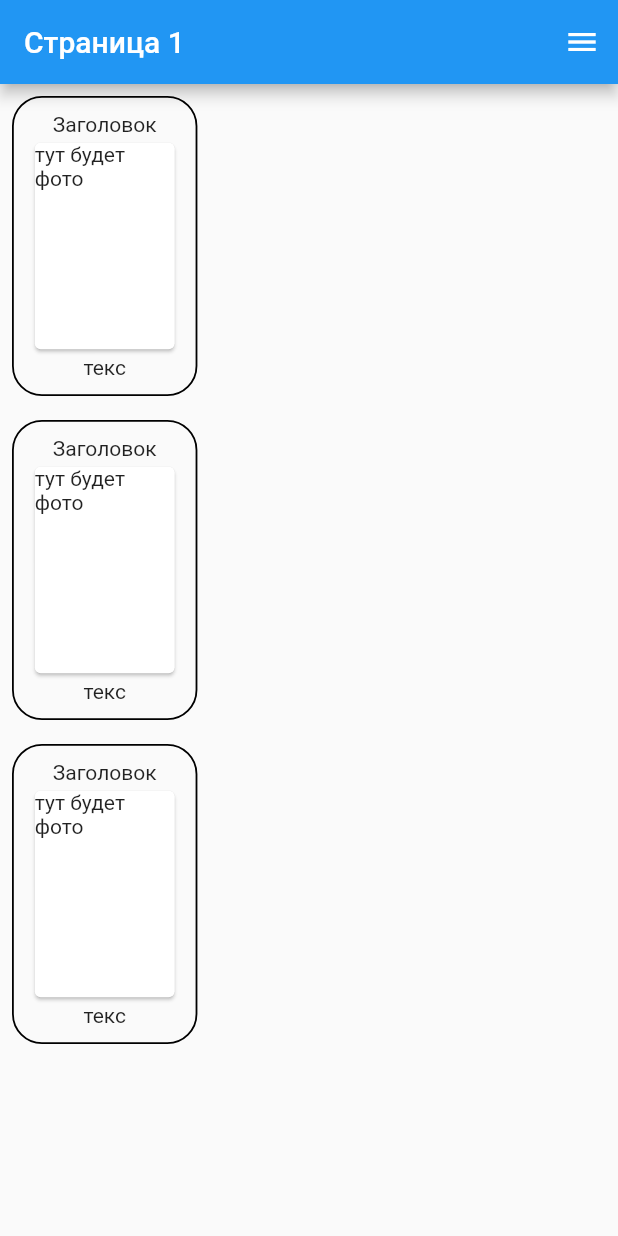
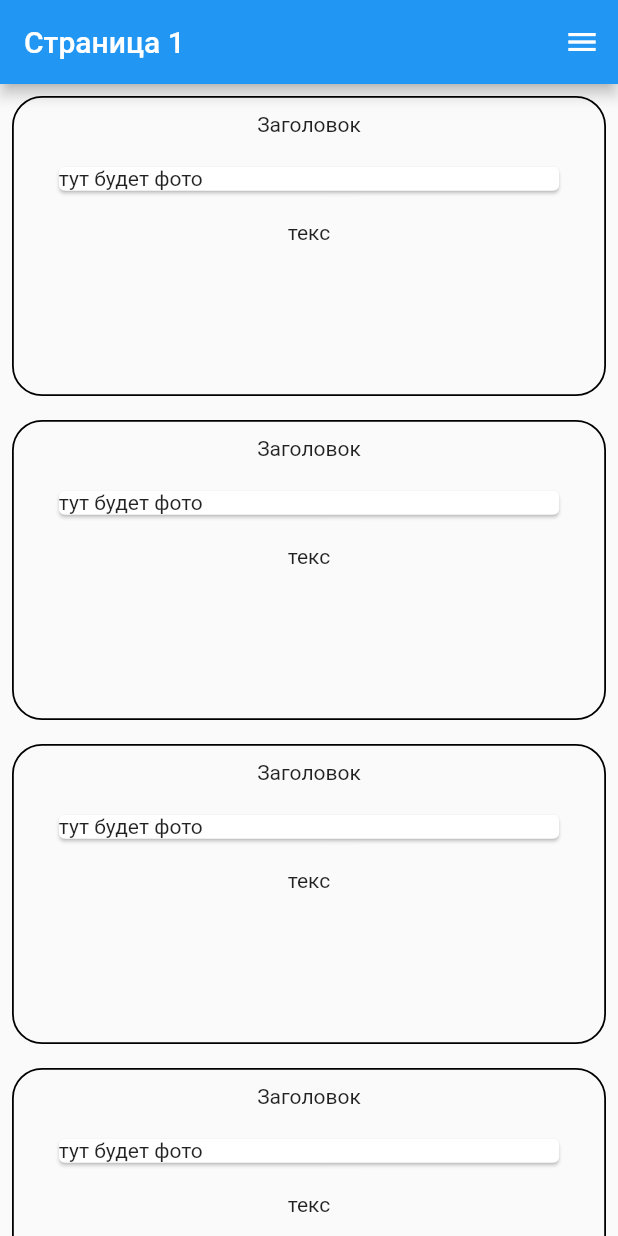
Before and after one commit to TsvetkovDmitriy/Leson-6, a Flutter app: the screen it shows after launch, on a phone screen of 412 x 824 dp. Run offline on Flutter 3.47's test engine with Material 2 defaults, Android fonts, the phone set to English and light mode, and no system bars.

Commit message:
Домашнее задание - начало, проверка ошибок

```diff
--- a/lib/UI/pages/first_screen.dart
+++ b/lib/UI/pages/first_screen.dart
@@ -1,4 +1,4 @@
-import 'dart:html';
+// import 'dart:html';
 import 'package:flutter/material.dart';
 import 'package:lesson_7/UI/pages/third_page.dart';
 import 'package:lesson_7/UI/widgets/menu.dart';
@@ -17,10 +17,13 @@ class FirstScreen extends StatelessWidget {
   }
 
   buildBody(BuildContext context) {
-    return Column(children: [
-      NewsWidget(),
-      NewsWidget(),
-      NewsWidget(),
-    ],);
+    return SingleChildScrollView(
+      child: Column(children: [
+        NewsWidget(),
+        NewsWidget(),
+        NewsWidget(),
+        NewsWidget(),
+      ],),
+    );
   }
 }
--- a/lib/UI/pages/fourth_page.dart
+++ b/lib/UI/pages/fourth_page.dart
@@ -18,7 +18,7 @@ class FourthPage extends StatelessWidget {
 
   buildBody(BuildContext context) {
     return Center(
-      child: Text(title),
+      child: Text("Да это пиздец какой-то!"),
     );
   }
 }
--- a/lib/UI/widgets/menu.dart
+++ b/lib/UI/widgets/menu.dart
@@ -7,14 +7,14 @@ import 'package:lesson_7/UI/pages/third_page.dart';
 Widget buildMenu(BuildContext context, {width = 200}) {
   return Container(
     width: width,
-    color: Colors.deepOrange[200],
+    color: Colors.deepOrange[300],
     child: Column(
       children: [
         SizedBox(
-          height: 30,
+          height: 50,
         ),
         ListTile(
-          title: Text("Страница 1"),
+          title: Text("Страница 1", ),
           onTap: () {
             Navigator.of(context).pushReplacement(
                 MaterialPageRoute(builder: (BuildContext context) {
--- a/lib/UI/widgets/news_widget.dart
+++ b/lib/UI/widgets/news_widget.dart
@@ -1,4 +1,5 @@
 import 'package:flutter/material.dart';
+import 'package:lesson_7/UI/pages/sekond_page.dart';
 
 class NewsWidget extends StatelessWidget {
   final String title;
@@ -18,21 +19,37 @@ class NewsWidget extends StatelessWidget {
   Widget build(BuildContext context) {
     final double width = MediaQuery.of(context).size.width;
     return Container(
-      width: width * 0.3,
+      width: width * 1,
       height: 200,
       padding: EdgeInsets.all(10),
       margin: EdgeInsets.all(8),
       decoration: BoxDecoration(
-        border: Border.all(width: 1.2),
-      borderRadius: BorderRadius.circular(20)
-    ),
+          border: Border.all(width: 1.2),
+          borderRadius: BorderRadius.circular(20)),
       child: Column(
         children: [
           Text(title),
-          Expanded(child: Card(child: Text('тут будет фото'),)),
+          ListTile(
+            title: Expanded(
+                child: Card(
+              child: Text('тут будет фото'),
+            )),
+            onTap: () {
+              Navigator.of(context).pushReplacement(
+                  MaterialPageRoute(builder: (BuildContext context) {
+                return SecondPage();
+              }));
+            },
+          ),
           Text(text),
         ],
       ),
     );
   }
 }
+
+class News {
+  String title = "Заголовок новости";
+  String text = "Текст новости";
+  String photoURL = "Ссылка на фото";
+  }
```
Also changed, not shown: lib/main.dart (+0 -85 lines).
